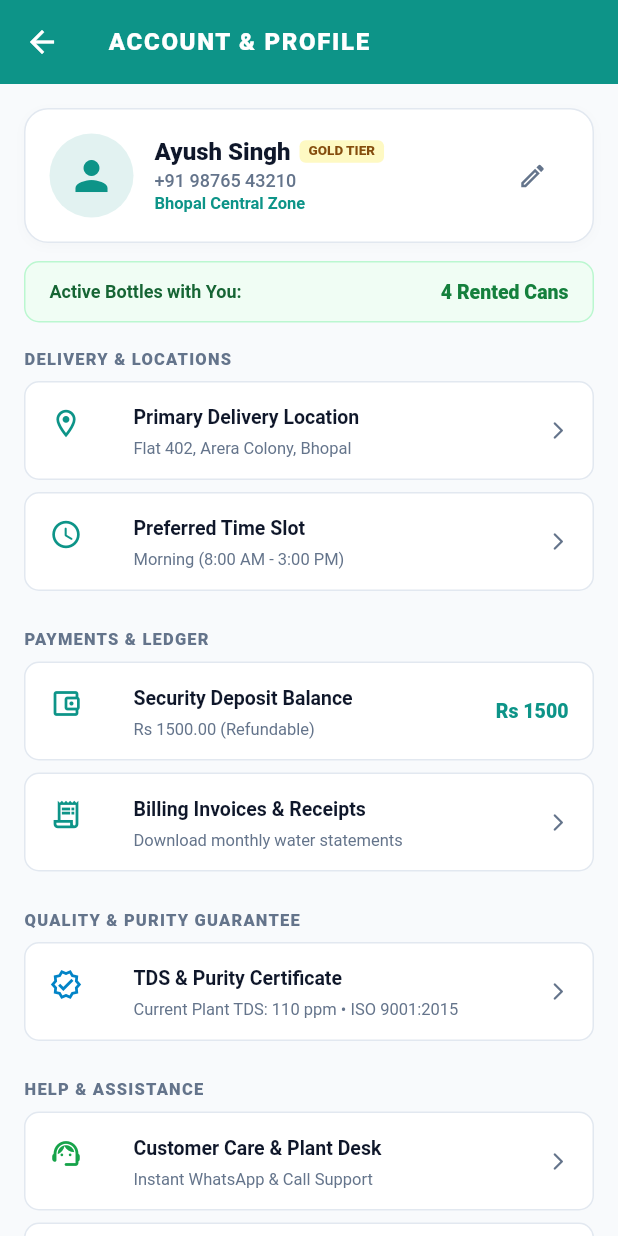
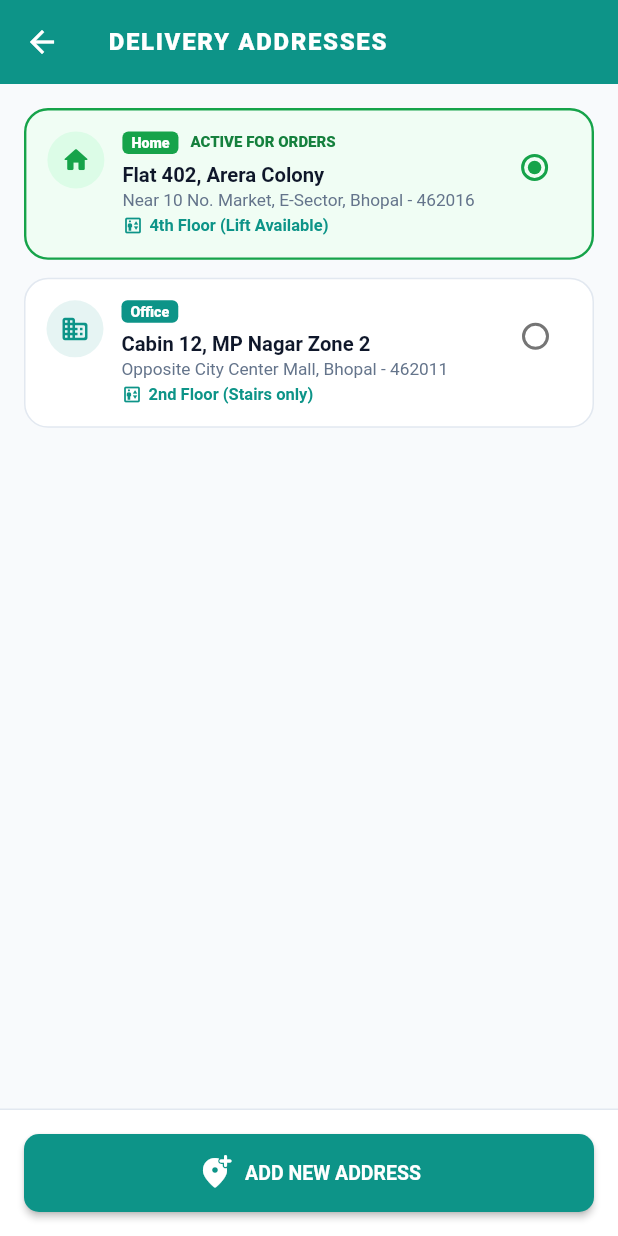
Before and after one commit to ayushsingh930/Shodasha-Mineral-water, a Flutter app: the CustomerProfileScreen screen opened directly, after a tap on "Primary Delivery Location", on a phone screen of 412 x 824 dp. Run offline on Flutter 3.47's test engine with Material 3 defaults, Android fonts, the phone set to English and light mode, and no system bars; our stand-ins replace equatable, firebase_core, geocoding, geolocator; accounts and stored records are empty.

Commit message:
Feat: Complete saved delivery addresses manager with floor & lift switch

```diff
--- a/lib/features/profile/presentation/customer_profile_screen.dart
+++ b/lib/features/profile/presentation/customer_profile_screen.dart
@@ -1,6 +1,7 @@
 import 'package:flutter/material.dart';
 import '../../../core/constants/app_constants.dart';
 import 'support_help_screen.dart';
+import 'saved_addresses_screen.dart';
 
 class CustomerProfileScreen extends StatelessWidget {
   const CustomerProfileScreen({super.key});
@@ -73,7 +74,6 @@ class CustomerProfileScreen extends StatelessWidget {
         child: Column(
           crossAxisAlignment: CrossAxisAlignment.start,
           children: [
-            // User Header Card
             Container(
               padding: const EdgeInsets.all(16),
               decoration: BoxDecoration(
@@ -137,19 +137,9 @@ class CustomerProfileScreen extends StatelessWidget {
                       ],
                     ),
                   ),
-                  IconButton(
-                    icon: const Icon(Icons.edit_outlined, color: AppColors.textSecondary, size: 20),
-                    onPressed: () {
-                      ScaffoldMessenger.of(context).showSnackBar(
-                        const SnackBar(content: Text('Edit profile dialog coming up!')),
-                      );
-                    },
-                  ),
                 ],
               ),
             ),
-
-            // Quick Stats Banner
             const SizedBox(height: 12),
             Container(
               padding: const EdgeInsets.symmetric(vertical: 12, horizontal: 16),
@@ -172,14 +162,17 @@ class CustomerProfileScreen extends StatelessWidget {
                 ],
               ),
             ),
-
-            // 1. Delivery & Schedule Section
             _buildSectionHeader('DELIVERY & LOCATIONS'),
             _buildTile(
               icon: Icons.location_on_outlined,
               title: 'Primary Delivery Location',
               subtitle: 'Flat 402, Arera Colony, Bhopal',
-              onTap: () {},
+              onTap: () {
+                Navigator.push(
+                  context,
+                  MaterialPageRoute(builder: (_) => const SavedAddressesScreen()),
+                );
+              },
             ),
             _buildTile(
               icon: Icons.access_time_rounded,
@@ -187,8 +180,6 @@ class CustomerProfileScreen extends StatelessWidget {
               subtitle: 'Morning (8:00 AM - 3:00 PM)',
               onTap: () {},
             ),
-
-            // 2. Billing & Security
             _buildSectionHeader('PAYMENTS & LEDGER'),
             _buildTile(
               icon: Icons.account_balance_wallet_outlined,
@@ -200,14 +191,6 @@ class CustomerProfileScreen extends StatelessWidget {
               ),
               onTap: () {},
             ),
-            _buildTile(
-              icon: Icons.receipt_long_outlined,
-              title: 'Billing Invoices & Receipts',
-              subtitle: 'Download monthly water statements',
-              onTap: () {},
-            ),
-
-            // 3. Plant & Quality Trust
             _buildSectionHeader('QUALITY & PURITY GUARANTEE'),
             _buildTile(
               icon: Icons.verified_outlined,
@@ -224,15 +207,11 @@ class CustomerProfileScreen extends StatelessWidget {
                       '• Plant: Govindpura Industrial Hub\n• Multi-Stage RO + UV + Ozonation\n• Packed in BPA-free Food Grade Cans\n• Batch Lab Tested Daily',
                       style: TextStyle(fontSize: 13, height: 1.5),
                     ),
-                    actions: [
-                      TextButton(onPressed: () => Navigator.pop(ctx), child: const Text('OK')),
-                    ],
+                    actions: [TextButton(onPressed: () => Navigator.pop(ctx), child: const Text('OK'))],
                   ),
                 );
               },
             ),
-
-            // 4. Help & Support
             _buildSectionHeader('HELP & ASSISTANCE'),
             _buildTile(
               icon: Icons.support_agent_rounded,
@@ -246,22 +225,10 @@ class CustomerProfileScreen extends StatelessWidget {
                 );
               },
             ),
-            _buildTile(
-              icon: Icons.logout_rounded,
-              title: 'Log Out',
-              subtitle: 'Sign out from this device',
-              iconColor: Colors.redAccent,
-              trailing: const SizedBox.shrink(),
-              onTap: () {
-                ScaffoldMessenger.of(context).showSnackBar(
-                  const SnackBar(content: Text('User logout triggered')),
-                );
-              },
-            ),
             const SizedBox(height: 20),
             Center(
               child: Text(
-                'Shodasha Mineral Water v1.0.4 • Build 2026',
+                'Shodasha Mineral Water v1.0.4 • Bhopal Plant Hub',
                 style: TextStyle(color: AppColors.textSecondary.withOpacity(0.6), fontSize: 11),
               ),
             ),
--- /dev/null
+++ b/lib/features/profile/presentation/saved_addresses_screen.dart
@@ -0,0 +1,292 @@
+import 'package:flutter/material.dart';
+import '../../../core/constants/app_constants.dart';
+
+class SavedAddressesScreen extends StatefulWidget {
+  const SavedAddressesScreen({super.key});
+
+  @override
+  State<SavedAddressesScreen> createState() => _SavedAddressesScreenState();
+}
+
+class _SavedAddressesScreenState extends State<SavedAddressesScreen> {
+  int _selectedIndex = 0;
+
+  final List<Map<String, dynamic>> _addressList = [
+    {
+      'tag': 'Home',
+      'title': 'Flat 402, Arera Colony',
+      'landmark': 'Near 10 No. Market, E-Sector',
+      'city': 'Bhopal - 462016',
+      'floor': '4th Floor (Lift Available)',
+      'isLift': true,
+      'icon': Icons.home_rounded,
+    },
+    {
+      'tag': 'Office',
+      'title': 'Cabin 12, MP Nagar Zone 2',
+      'landmark': 'Opposite City Center Mall',
+      'city': 'Bhopal - 462011',
+      'floor': '2nd Floor (Stairs only)',
+      'isLift': false,
+      'icon': Icons.business_rounded,
+    },
+  ];
+
+  void _showAddAddressSheet() {
+    final titleCtrl = TextEditingController();
+    final landmarkCtrl = TextEditingController();
+    final floorCtrl = TextEditingController();
+    String currentTag = 'Home';
+    bool liftAvailable = true;
+
+    showModalBottomSheet(
+      context: context,
+      isScrollControlled: true,
+      shape: const RoundedRectangleBorder(
+        borderRadius: BorderRadius.vertical(top: Radius.circular(20)),
+      ),
+      builder: (sheetCtx) {
+        return StatefulBuilder(
+          builder: (ctx, setSheetState) {
+            return Padding(
+              padding: EdgeInsets.only(
+                left: 20,
+                right: 20,
+                top: 20,
+                bottom: MediaQuery.of(sheetCtx).viewInsets.bottom + 20,
+              ),
+              child: SingleChildScrollView(
+                child: Column(
+                  mainAxisSize: MainAxisSize.min,
+                  crossAxisAlignment: CrossAxisAlignment.start,
+                  children: [
+                    Row(
+                      mainAxisAlignment: MainAxisAlignment.spaceBetween,
+                      children: [
+                        const Text(
+                          'Add Delivery Location',
+                          style: TextStyle(fontWeight: FontWeight.w900, fontSize: 16),
+                        ),
+                        IconButton(
+                          icon: const Icon(Icons.close),
+                          onPressed: () => Navigator.pop(sheetCtx),
+                        ),
+                      ],
+                    ),
+                    const SizedBox(height: 12),
+                    Row(
+                      children: ['Home', 'Office', 'Shop'].map((tag) {
+                        final isSel = currentTag == tag;
+                        return Padding(
+                          padding: const EdgeInsets.only(right: 8),
+                          child: ChoiceChip(
+                            label: Text(tag, style: TextStyle(color: isSel ? Colors.white : AppColors.textPrimary, fontWeight: FontWeight.bold, fontSize: 12)),
+                            selected: isSel,
+                            selectedColor: AppColors.primary,
+                            onSelected: (val) {
+                              if (val) setSheetState(() => currentTag = tag);
+                            },
+                          ),
+                        );
+                      }).toList(),
+                    ),
+                    const SizedBox(height: 12),
+                    TextField(
+                      controller: titleCtrl,
+                      decoration: InputDecoration(
+                        labelText: 'House / Flat / Shop Number',
+                        hintText: 'e.g. House 45, Shahpura Sector B',
+                        border: OutlineInputBorder(borderRadius: BorderRadius.circular(10)),
+                      ),
+                    ),
+                    const SizedBox(height: 10),
+                    TextField(
+                      controller: landmarkCtrl,
+                      decoration: InputDecoration(
+                        labelText: 'Landmark & Area',
+                        hintText: 'e.g. Near Kaliyasot Dam Road',
+                        border: OutlineInputBorder(borderRadius: BorderRadius.circular(10)),
+                      ),
+                    ),
+                    const SizedBox(height: 10),
+                    TextField(
+                      controller: floorCtrl,
+                      decoration: InputDecoration(
+                        labelText: 'Floor Details',
+                        hintText: 'e.g. 2nd Floor, Door 201',
+                        border: OutlineInputBorder(borderRadius: BorderRadius.circular(10)),
+                      ),
+                    ),
+                    const SizedBox(height: 10),
+                    SwitchListTile(
+                      contentPadding: EdgeInsets.zero,
+                      title: const Text('Lift available for 20L delivery trolley', style: TextStyle(fontSize: 12.5, fontWeight: FontWeight.bold)),
+                      value: liftAvailable,
+                      activeColor: AppColors.primary,
+                      onChanged: (val) => setSheetState(() => liftAvailable = val),
+                    ),
+                    const SizedBox(height: 14),
+                    SizedBox(
+                      width: double.infinity,
+                      height: 46,
+                      child: ElevatedButton(
+                        style: ElevatedButton.styleFrom(
+                          backgroundColor: AppColors.primary,
+                          foregroundColor: Colors.white,
+                          shape: RoundedRectangleBorder(borderRadius: BorderRadius.circular(10)),
+                        ),
+                        onPressed: () {
+                          if (titleCtrl.text.trim().isEmpty) return;
+                          setState(() {
+                            _addressList.add({
+                              'tag': currentTag,
+                              'title': titleCtrl.text.trim(),
+                              'landmark': landmarkCtrl.text.trim().isEmpty ? 'Central Bhopal' : landmarkCtrl.text.trim(),
+                              'city': 'Bhopal, MP',
+                              'floor': floorCtrl.text.trim().isEmpty ? (liftAvailable ? 'Lift Available' : 'Stairs Only') : '${floorCtrl.text.trim()} (${liftAvailable ? 'Lift' : 'Stairs'})',
+                              'isLift': liftAvailable,
+                              'icon': currentTag == 'Office' ? Icons.business_rounded : Icons.location_on_rounded,
+                            });
+                          });
+                          Navigator.pop(sheetCtx);
+                          ScaffoldMessenger.of(context).showSnackBar(
+                            const SnackBar(
+                              backgroundColor: Color(0xFF15803D),
+                              content: Text('Delivery address saved successfully!'),
+                            ),
+                          );
+                        },
+                        child: const Text('SAVE LOCATION', style: TextStyle(fontWeight: FontWeight.bold)),
+                      ),
+                    ),
+                  ],
+                ),
+              ),
+            );
+          },
+        );
+      },
+    );
+  }
+
+  @override
+  Widget build(BuildContext context) {
+    return Scaffold(
+      backgroundColor: AppColors.background,
+      appBar: AppBar(
+        backgroundColor: AppColors.primary,
+        elevation: 0,
+        title: const Text(
+          'DELIVERY ADDRESSES',
+          style: TextStyle(fontSize: 16, fontWeight: FontWeight.w900, letterSpacing: 1.1, color: Colors.white),
+        ),
+      ),
+      bottomNavigationBar: Container(
+        padding: const EdgeInsets.all(16),
+        decoration: BoxDecoration(color: Colors.white, border: Border(top: BorderSide(color: AppColors.border))),
+        child: ElevatedButton.icon(
+          style: ElevatedButton.styleFrom(
+            backgroundColor: AppColors.primary,
+            foregroundColor: Colors.white,
+            padding: const EdgeInsets.symmetric(vertical: 14),
+            shape: RoundedRectangleBorder(borderRadius: BorderRadius.circular(10)),
+          ),
+          onPressed: _showAddAddressSheet,
+          icon: const Icon(Icons.add_location_alt_rounded),
+          label: const Text('ADD NEW ADDRESS', style: TextStyle(fontWeight: FontWeight.bold, fontSize: 13)),
+        ),
+      ),
+      body: ListView.builder(
+        padding: const EdgeInsets.all(AppConstants.defaultPadding),
+        itemCount: _addressList.length,
+        itemBuilder: (context, index) {
+          final addr = _addressList[index];
+          final isSel = _selectedIndex == index;
+
+          return Container(
+            margin: const EdgeInsets.only(bottom: 12),
+            padding: const EdgeInsets.all(14),
+            decoration: BoxDecoration(
+              color: isSel ? const Color(0xFFF0FDF4) : AppColors.surface,
+              borderRadius: BorderRadius.circular(AppConstants.cardBorderRadius),
+              border: Border.all(
+                color: isSel ? const Color(0xFF16A34A) : AppColors.border,
+                width: isSel ? 1.6 : 1.0,
+              ),
+            ),
+            child: Row(
+              crossAxisAlignment: CrossAxisAlignment.start,
+              children: [
+                Container(
+                  height: 38,
+                  width: 38,
+                  decoration: BoxDecoration(
+                    color: isSel ? const Color(0xFFDCFCE7) : AppColors.primary.withOpacity(0.1),
+                    shape: BoxShape.circle,
+                  ),
+                  child: Icon(addr['icon'] as IconData, color: isSel ? const Color(0xFF16A34A) : AppColors.primary, size: 20),
+                ),
+                const SizedBox(width: 12),
+                Expanded(
+                  child: Column(
+                    crossAxisAlignment: CrossAxisAlignment.start,
+                    children: [
+                      Row(
+                        children: [
+                          Container(
+                            padding: const EdgeInsets.symmetric(horizontal: 6, vertical: 2),
+                            decoration: BoxDecoration(
+                              color: isSel ? const Color(0xFF16A34A) : AppColors.primary,
+                              borderRadius: BorderRadius.circular(4),
+                            ),
+                            child: Text(
+                              addr['tag'] as String,
+                              style: const TextStyle(color: Colors.white, fontSize: 9.5, fontWeight: FontWeight.w900),
+                            ),
+                          ),
+                          if (isSel) ...[
+                            const SizedBox(width: 8),
+                            const Text('ACTIVE FOR ORDERS', style: TextStyle(fontSize: 10, fontWeight: FontWeight.w900, color: Color(0xFF15803D))),
+                          ],
+                        ],
+                      ),
+                      const SizedBox(height: 6),
+                      Text(
+                        addr['title'] as String,
+                        style: const TextStyle(fontWeight: FontWeight.bold, fontSize: 13.5, color: AppColors.textPrimary),
+                      ),
+                      const SizedBox(height: 2),
+                      Text(
+                        '${addr['landmark']}, ${addr['city']}',
+                        style: const TextStyle(fontSize: 11.5, color: AppColors.textSecondary),
+                      ),
+                      const SizedBox(height: 4),
+                      Row(
+                        children: [
+                          const Icon(Icons.elevator_outlined, size: 14, color: AppColors.primary),
+                          const SizedBox(width: 4),
+                          Text(
+                            addr['floor'] as String,
+                            style: const TextStyle(fontSize: 11, fontWeight: FontWeight.w600, color: AppColors.primary),
+                          ),
+                        ],
+                      ),
+                    ],
+                  ),
+                ),
+                Radio<int>(
+                  value: index,
+                  groupValue: _selectedIndex,
+                  activeColor: const Color(0xFF16A34A),
+                  onChanged: (val) {
+                    if (val != null) setState(() => _selectedIndex = val);
+                  },
+                ),
+              ],
+            ),
+          );
+        },
+      ),
+    );
+  }
+}
```
